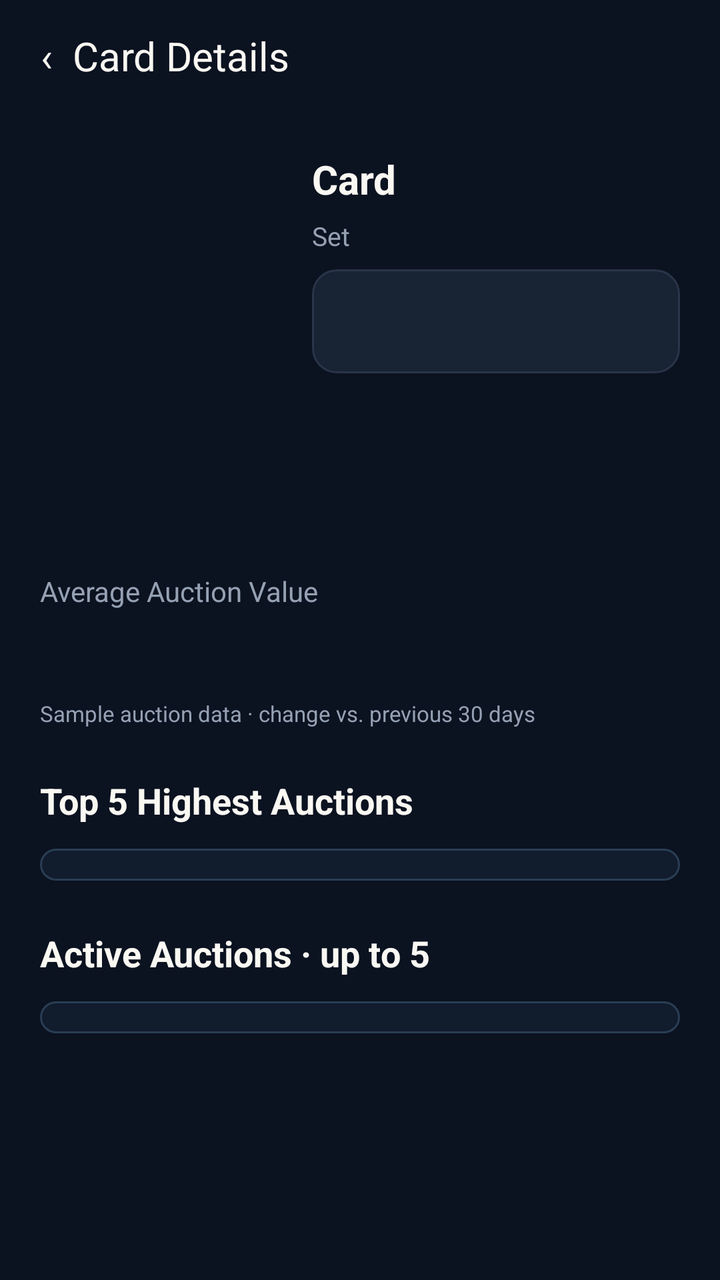
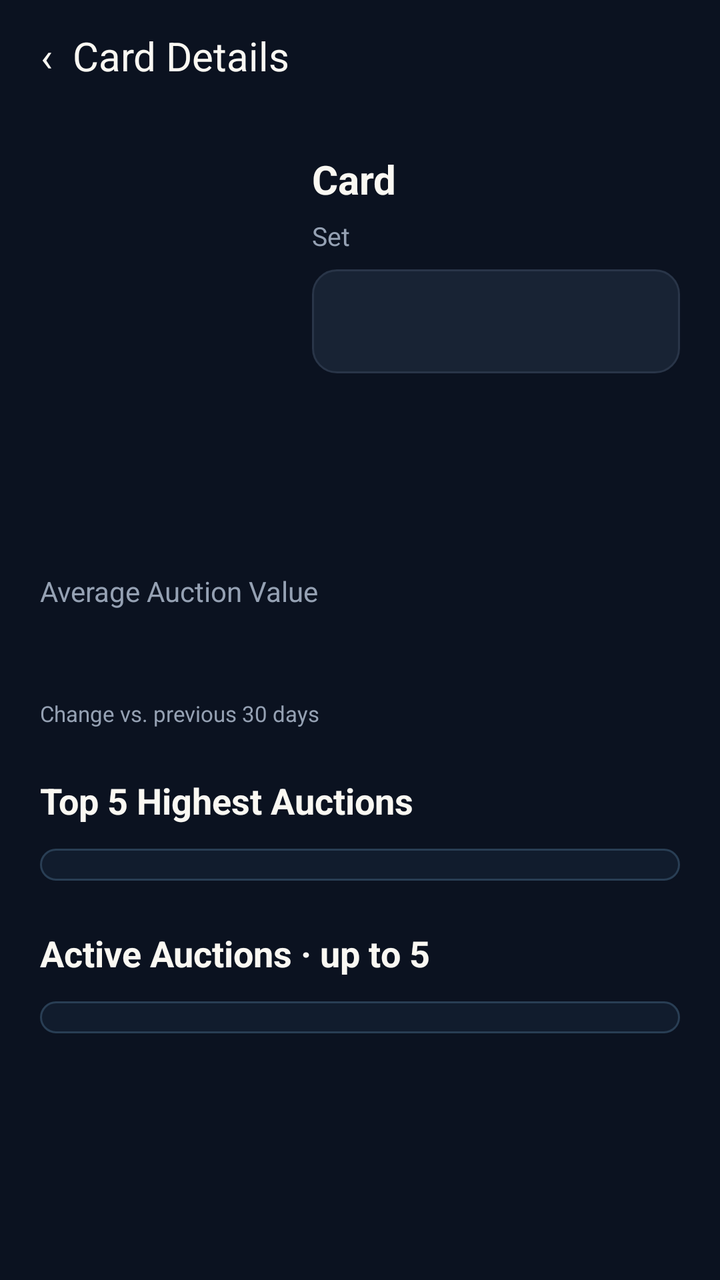

Two renders of the same Android screen: before a commit and after it. Below are the layout's source before the change and the commit's diff.
<!-- AndroidManifest.xml: application theme Theme.Deckbid -->
<!-- res/layout/activity_card_details.xml -->
<?xml version="1.0" encoding="utf-8"?>
<LinearLayout xmlns:android="http://schemas.android.com/apk/res/android"
    android:layout_width="match_parent"
    android:layout_height="match_parent"
    android:orientation="vertical"
    android:background="#0B1220"
    android:fitsSystemWindows="true">
    <Button
        android:id="@+id/back_button"
        android:layout_width="wrap_content"
        android:layout_height="56dp"
        android:background="@android:color/transparent"
        android:text="‹  Card Details"
        android:textAllCaps="false"
        android:textSize="20sp"
        android:textColor="#FAF8F2"
        android:paddingStart="20dp"
        android:paddingEnd="20dp"/>
    <ScrollView
        android:layout_width="match_parent"
        android:layout_height="0dp"
        android:layout_weight="1">
        <LinearLayout
            android:layout_width="match_parent"
            android:layout_height="wrap_content"
            android:orientation="vertical"
            android:padding="20dp">
            <LinearLayout
                android:layout_width="match_parent"
                android:layout_height="wrap_content"
                android:orientation="horizontal">
                <ImageView
                    android:id="@+id/detail_image"
                    android:layout_width="120dp"
                    android:layout_height="190dp"
                    android:scaleType="fitCenter"/>
                <LinearLayout
                    android:layout_width="0dp"
                    android:layout_height="wrap_content"
                    android:layout_weight="1"
                    android:layout_marginStart="16dp"
                    android:orientation="vertical">
                    <TextView
                        android:id="@+id/detail_name"
                        android:layout_width="match_parent"
                        android:layout_height="wrap_content"
                        android:text="Card"
                        android:textSize="20sp"
                        android:textColor="#FAF8F2"
                        android:textStyle="bold"/>
                    <TextView
                        android:id="@+id/detail_set"
                        android:layout_width="match_parent"
                        android:layout_height="wrap_content"
                        android:text="Set"
                        android:textSize="13sp"
                        android:textColor="#95A1B3"
                        android:layout_marginTop="6dp"/>
                    <Spinner
                        android:id="@+id/detail_condition"
                        android:layout_width="match_parent"
                        android:layout_height="52dp"
                        android:layout_marginTop="8dp"
                        android:background="@drawable/input_background"
                        android:popupBackground="#182334"
                        android:spinnerMode="dropdown"/>
                </LinearLayout>
            </LinearLayout>
            <TextView
                android:layout_width="match_parent"
                android:layout_height="wrap_content"
                android:text="Average Auction Value"
                android:textSize="14sp"
                android:textColor="#95A1B3"
                android:layout_marginTop="20dp"/>
            <LinearLayout
                android:layout_width="match_parent"
                android:layout_height="wrap_content"
                android:orientation="horizontal"
                android:gravity="center_vertical">
                <TextView
                    android:id="@+id/detail_value"
                    android:layout_width="0dp"
                    android:layout_height="wrap_content"
                    android:layout_weight="1"
                    android:textSize="30sp"
                    android:textStyle="bold"
                    android:textColor="#FAF8F2"/>
                <TextView
                    android:id="@+id/detail_change"
                    android:layout_width="wrap_content"
                    android:layout_height="wrap_content"
                    android:textSize="16sp"
                    android:textColor="#4CD6A0"/>
            </LinearLayout>
            <TextView
                android:id="@+id/detail_note"
                android:layout_width="match_parent"
                android:layout_height="wrap_content"
                android:text="Sample auction data · change vs. previous 30 days"
                android:textSize="11sp"
                android:textColor="#95A1B3"
                android:layout_marginTop="4dp"/>
            <TextView
                android:layout_width="match_parent"
                android:layout_height="wrap_content"
                android:text="Top 5 Highest Auctions"
                android:textSize="18sp"
                android:textColor="#FAF8F2"
                android:textStyle="bold"
                android:layout_marginTop="24dp"
                android:layout_marginBottom="12dp"/>
            <LinearLayout
                android:id="@+id/highest_table"
                android:layout_width="match_parent"
                android:layout_height="wrap_content"
                android:orientation="vertical"
                android:padding="8dp"
                android:background="@drawable/binder_panel"/>
            <TextView
                android:layout_width="match_parent"
                android:layout_height="wrap_content"
                android:text="Active Auctions · up to 5"
                android:textSize="18sp"
                android:textColor="#FAF8F2"
                android:textStyle="bold"
                android:layout_marginTop="24dp"
                android:layout_marginBottom="12dp"/>
            <LinearLayout
                android:id="@+id/active_table"
                android:layout_width="match_parent"
                android:layout_height="wrap_content"
                android:orientation="vertical"
                android:padding="8dp"
                android:background="@drawable/binder_panel"/>
        </LinearLayout>
    </ScrollView>
</LinearLayout>
<!-- resources referenced by this layout -->
<resources>
  <!-- drawable binder_panel (drawable) -->
  <?xml version="1.0" encoding="utf-8"?>
  <shape xmlns:android="http://schemas.android.com/apk/res/android">
      <solid
          android:color="#111C2D"/>
      <corners
          android:radius="12dp"/>
      <stroke
          android:width="1dp"
          android:color="#293E54"/>
  </shape>
  <!-- drawable input_background (drawable) -->
  <?xml version="1.0" ?>
  <shape xmlns:android="http://schemas.android.com/apk/res/android" android:shape="rectangle">
      <solid android:color="@color/surface"/>
      <corners android:radius="12dp"/>
      <stroke
          android:width="1dp"
          android:color="@color/border"/>
  </shape>
  <style name="Theme.Deckbid" parent="android:style/Theme.Material.NoActionBar">
          <item name="android:fontFamily">sans-serif</item>
          <item name="android:colorAccent">#D4A63A</item>
          <item name="android:windowBackground">#0B1220</item>
          <item name="android:statusBarColor">#0B1220</item>
          <item name="android:navigationBarColor">#0B1220</item>
          <item name="android:windowLightStatusBar">false</item>
      </style>
  <color name="surface">#182334</color>
  <color name="border">#293548</color>
</resources>

<!-- the commit's change to res/layout/activity_card_details.xml (unified diff, before → after) -->
@@ -97,7 +97,7 @@
                 android:id="@+id/detail_note"
                 android:layout_width="match_parent"
                 android:layout_height="wrap_content"
-                android:text="Sample auction data · change vs. previous 30 days"
+                android:text="Change vs. previous 30 days"
                 android:textSize="11sp"
                 android:textColor="#95A1B3"
                 android:layout_marginTop="4dp"/>
